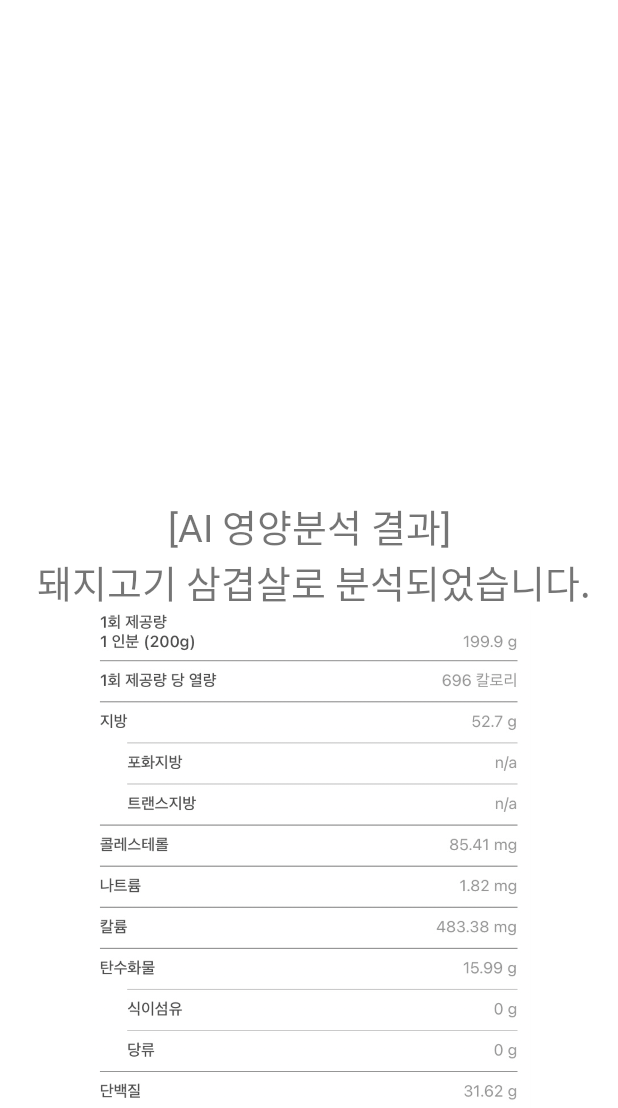
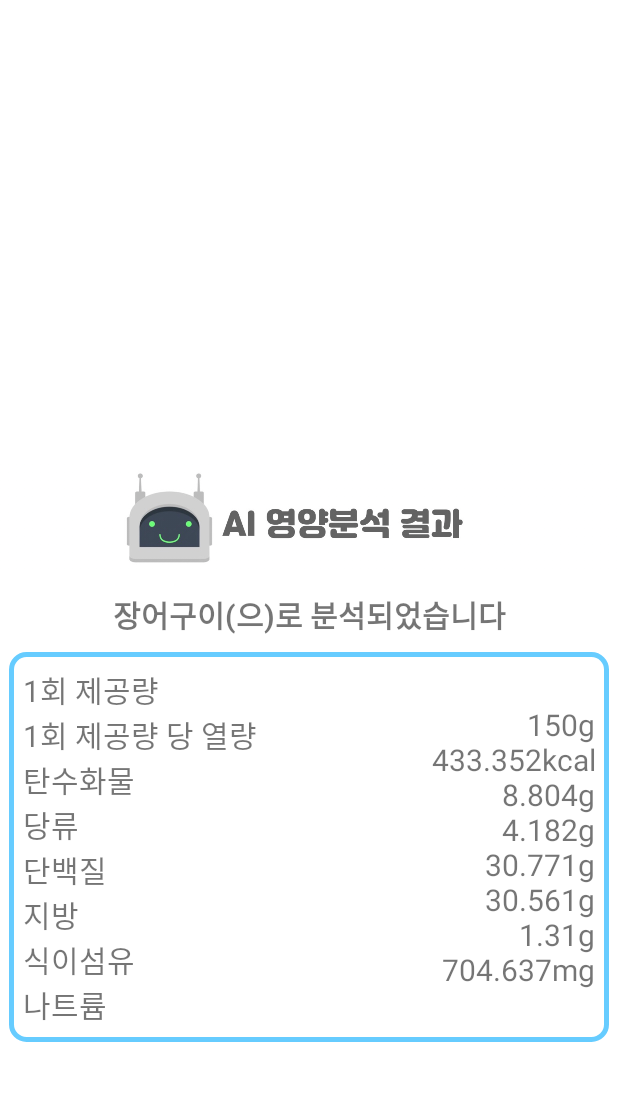
Before and after one commit to majh02/AIbasedNutritionAnalysis, an Android app: the result screen opened directly, with no data from a screen before it, on a phone screen of 412 x 824 dp, the part 128-1236 px from its top. Run offline under Robolectric (Android 15) with nearby library versions, the phone set to English and light mode, and no system bars; our stand-ins replace Room's generated code; libraries missing offline, so code that uses them is left out: com.gun0912.tedpermission.

Commit message:
7주차 진행상황(2020-05-10)

```diff
--- /dev/null
+++ b/app/src/main/java/com/example/aibasednutritionanalysis/nutrition.kt
@@ -0,0 +1,16 @@
+package com.example.aibasednutritionanalysis
+
+import androidx.room.*
+
+@Entity(tableName = "nutrition")
+data class nutrition(@PrimaryKey val label: Int,
+                     val food_name: String,
+                     val one_time: Int,
+                     val energy: Double,
+                     val carb: Double,
+                     val sugar: Double,
+                     val protein: Double,
+                     val fat: Double,
+                     val fiber: Double,
+                     val sodium: Double
+)
--- /dev/null
+++ b/app/src/main/java/com/example/aibasednutritionanalysis/nutritionDao.kt
@@ -0,0 +1,18 @@
+package com.example.aibasednutritionanalysis
+
+import androidx.room.*
+
+@Dao
+interface nutritionDao {
+    @Query("SELECT * FROM nutrition")
+    fun getAll(): List<nutrition>
+
+    @Insert
+    fun insert(nutrition: nutrition)
+
+    @Query("DELETE FROM nutrition")
+    fun deleteAll()
+
+    @Query("SELECT * FROM nutrition WHERE label= :label_num")
+    fun getnutrition(label_num: Int):List<nutrition>
+}
--- a/app/src/main/java/com/example/aibasednutritionanalysis/result.kt
+++ b/app/src/main/java/com/example/aibasednutritionanalysis/result.kt
@@ -1,14 +1,13 @@
 package com.example.aibasednutritionanalysis
 
 import android.content.Intent
-import android.graphics.Bitmap
-import android.graphics.BitmapFactory
-import android.graphics.BitmapFactory.decodeByteArray
 import android.os.Bundle
 import android.os.Handler
-import android.view.View
 import android.widget.ImageView
+import android.widget.TextView
 import androidx.appcompat.app.AppCompatActivity
+import com.example.aibasednutritionanalysis.MainActivity.Companion.NutritionDB
+import kotlin.random.Random
 
 class result: AppCompatActivity() {
     override fun onCreate(savedInstanceState: Bundle?) {
@@ -16,12 +15,37 @@ class result: AppCompatActivity() {
         setContentView(R.layout.activity_result)
         val photobox:ImageView=findViewById(R.id.img_box)
         photobox.setImageBitmap(takeorselect_photo.bitmap)
+        val foodname:TextView=findViewById(R.id.result_foodname)
+        val result1:TextView=findViewById(R.id.result1)
+        val result2:TextView=findViewById(R.id.result2)
 
+        //임시로 라벨값은 랜덤으로 받도록 설정함->나중에 수정할것
+        val rand =Random
+        var label_num= rand.nextInt(50)
+
+        //output :라벨값에 해당하는 엔티티
+        var output=NutritionDB.nutritionDao().getnutrition(label_num)
+        var food_name=output[0].food_name
+        var one_time=output[0].one_time.toString()
+        var energy=output[0].energy
+        var carb=output[0].carb
+        var sugar=output[0].sugar
+        var protein=output[0].protein
+        var fat=output[0].fat
+        var fiber=output[0].fiber
+        var sodium=output[0].sodium
+
+        //텍스트박스에 영상 분석 결과 넣기
+        foodname.setText(food_name+"(으)로 분석되었습니다")
+        result1.setText("  1회 제공량\n" +"  1회 제공량 당 열량\n" +"  탄수화물\n"+"  당류\n"
+                +"  단백질\n"+"  지방\n" +"  식이섬유\n"+"  나트륨")
+        result2.setText(one_time +"g  \n" +energy+"kcal  \n" +carb+"g  \n"+sugar+"g  \n"
+                +protein+"g  \n"+fat+"g  \n"+fiber+"g  \n"+sodium+"mg  ")
 
         //임시로 넣은 코드-> 나중에 수정할것임
         Handler().postDelayed({
             val nextIntent = Intent(this, diet_record::class.java)
             startActivity(nextIntent)
-        },3000) //3초 후 위의 코드를 실행함
+        },10000) //10초 후 위의 코드를 실행함
     }
 }
--- /dev/null
+++ b/app/src/main/res/drawable/boxline.xml
@@ -0,0 +1,10 @@
+<?xml version="1.0" encoding="utf-8"?>
+<layer-list xmlns:android="http://schemas.android.com/apk/res/android" >
+    <item>
+        <shape android:shape="rectangle">
+            <corners android:radius="10dp"/>
+            <stroke android:width="3dp" android:color="@color/skyblue" />
+            <solid android:color="#00000000" />
+        </shape>
+    </item>
+</layer-list>
--- a/app/src/main/res/layout/activity_result.xml
+++ b/app/src/main/res/layout/activity_result.xml
@@ -19,19 +19,52 @@
         android:layout_weight="1"
         app:srcCompat="@drawable/smallcamera" />
 
-    <TextView
-        android:id="@+id/textView1"
-        android:layout_width="match_parent"
-        android:layout_height="wrap_content"
-        android:gravity="center|top"
-        android:text="[AI 영양분석 결과]\n 돼지고기 삼겹살로 분석되었습니다."
-        android:textSize="25sp" />
-
     <ImageView
         android:id="@+id/imageView2"
         android:layout_width="match_parent"
+        android:layout_height="80dp"
+        app:srcCompat="@drawable/result" />
+
+    <TextView
+        android:id="@+id/result_foodname"
+        android:layout_width="match_parent"
+        android:layout_height="50dp"
+        android:gravity="center"
+        android:textSize="20sp"
+        android:textStyle="bold" />
+
+    <androidx.constraintlayout.widget.ConstraintLayout
+        android:layout_width="match_parent"
         android:layout_height="match_parent"
-        android:layout_weight="1"
-        app:srcCompat="@drawable/porkbelly" />
+        android:layout_weight="1">
+
+        <LinearLayout
+            android:layout_width="400dp"
+            android:layout_height="260dp"
+            android:layout_weight="1"
+            android:background="@drawable/boxline"
+            android:orientation="horizontal"
+            app:layout_constraintEnd_toEndOf="parent"
+            app:layout_constraintStart_toStartOf="parent"
+            app:layout_constraintTop_toTopOf="parent">
+
+            <TextView
+                android:id="@+id/result1"
+                android:layout_width="match_parent"
+                android:layout_height="match_parent"
+                android:layout_weight="1"
+                android:gravity="center|left"
+                android:textSize="20sp" />
+
+            <TextView
+                android:id="@+id/result2"
+                android:layout_width="match_parent"
+                android:layout_height="match_parent"
+                android:layout_weight="1"
+                android:gravity="center|right"
+                android:textSize="20sp" />
+
+        </LinearLayout>
+    </androidx.constraintlayout.widget.ConstraintLayout>
 
 </LinearLayout>
```
Also changed, not shown: app/build.gradle (+10 -0 lines), app/src/main/assets/NutritionDB.txt (added, +50 -0 lines), app/src/main/java/com/example/aibasednutritionanalysis/MainActivity.kt (+43 -9 lines), app/src/main/java/com/example/aibasednutritionanalysis/nutritionDB.kt (added, +9 -0 lines), app/src/main/java/com/example/aibasednutritionanalysis/takeorselect_photo.kt (+9 -11 lines), app/src/main/res/drawable/porkbelly.jpg (deleted), app/src/main/res/drawable/result.jpg (added).
